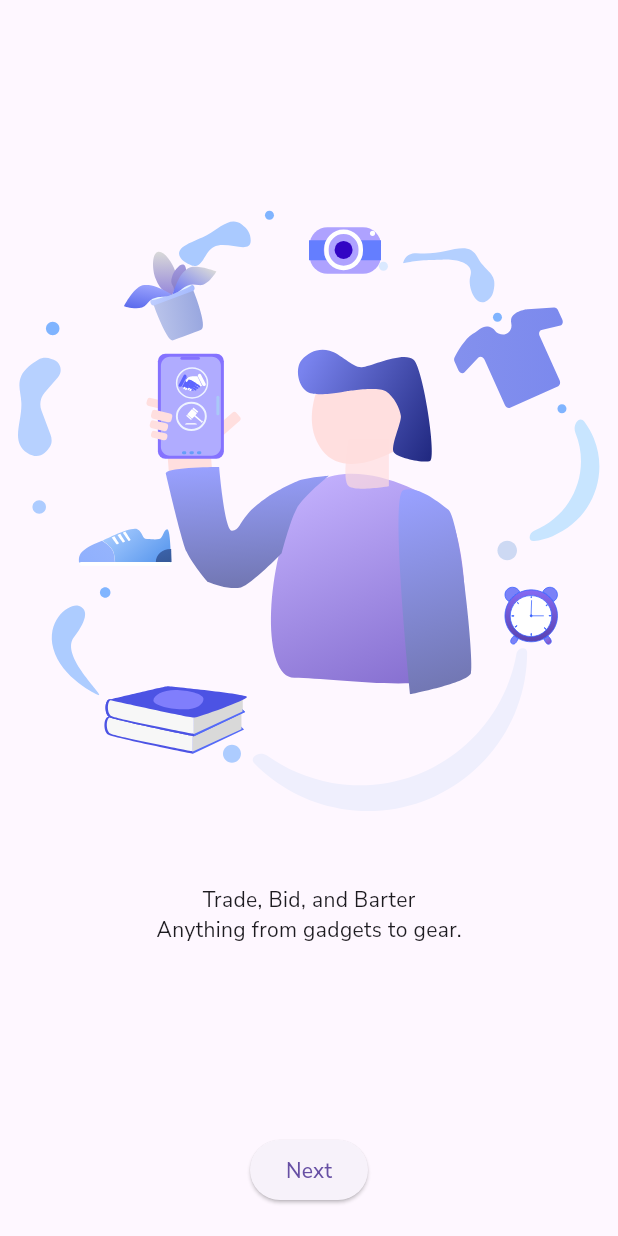
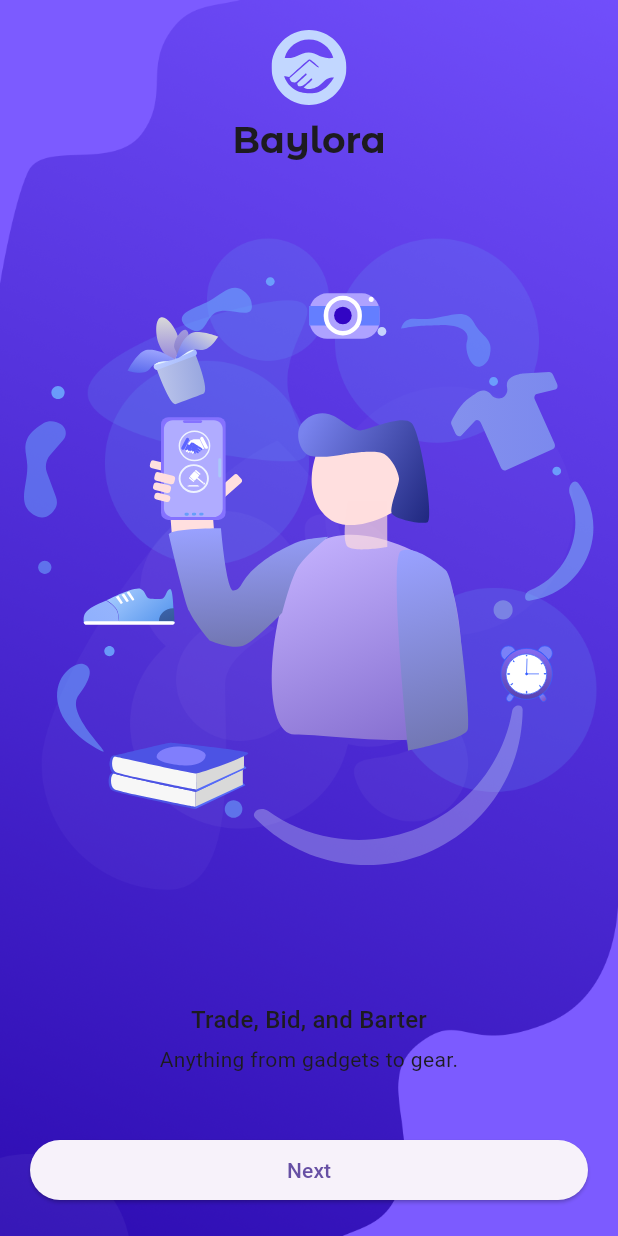
Before and after one commit to Domincee/Baylora, a Flutter app: the screen it shows after launch, on a phone screen of 412 x 824 dp. Run offline on Flutter 3.47's test engine with Material 3 defaults, Android fonts, the phone set to English and light mode, and no system bars; our stand-ins replace flutter_svg, google_fonts; project files that could hold a hidden picture were left out.

Commit message:
added pages contens,images,layout, & background img

```diff
--- a/lib/main.dart
+++ b/lib/main.dart
@@ -1,6 +1,5 @@
 import 'package:baylora_prjct/config/routes.dart';
 import 'package:flutter/material.dart';
-import 'package:google_fonts/google_fonts.dart';
 
 void main() {
   runApp(const MyApp());
@@ -15,7 +14,14 @@ class MyApp extends StatelessWidget {
       debugShowCheckedModeBanner: false,
       title: 'Flutter Demo',
       theme: ThemeData(
-        textTheme: GoogleFonts.nunitoSansTextTheme(),
+        textTheme: const TextTheme(
+          titleLarge: TextStyle(
+            fontFamily: 'MontserratAlternates',
+            fontWeight: FontWeight.bold,
+            fontSize: 24,
+          )
+
+        ),
       ),
       initialRoute: AppRoutes.onboarding,
       routes: AppRoutes.routes,
--- a/lib/models/onboarding_model.dart
+++ b/lib/models/onboarding_model.dart
@@ -2,13 +2,14 @@ class OnboardingModel {
   final String title;
   final String description;
   final String image;
-
+  final String logo;
   OnboardingModel({
     required this.title,
     required this.description,
     required this.image,
+    this.logo = "assets/images/logo.svg"
+  });
 
-  });
 
   static List<OnboardingModel> getCategories() {
     return [
@@ -18,21 +19,23 @@ class OnboardingModel {
       "Trade, Bid, and Barter",
       description:
       "Anything from gadgets to gear.",
+
       image: "assets/images/onboarding_images/onboarding_img_1.svg"),
+
 
       OnboardingModel(
       title:
       "Win the Bidding War.",
       description:
       "Bid smart, act fast, and secure the winning deal before time runs out.",
-      image: "assets/images/onboarding_images/onboarding_img_2.svg"),
+      image: "assets/images/onboarding_images/onboarding_img_2.png"),
 
       OnboardingModel(
       title:
       "Your Items Are Currency",
       description:
       "Turn your unused gear into purchasing power. Offer straight swaps or add cash to win the bid.",
-      image: "assets/images/onboarding_images/onboarding_img_3.svg"),
+      image: "assets/images/onboarding_images/onboarding_img_3.png"),
     ];
   }
 }
--- a/lib/screens/onboarding/onboarding_screen.dart
+++ b/lib/screens/onboarding/onboarding_screen.dart
@@ -2,7 +2,6 @@ import 'package:baylora_prjct/config/routes.dart';
 import 'package:baylora_prjct/models/onboarding_model.dart';
 import 'package:flutter/material.dart';
 import 'package:flutter_svg/svg.dart';
-
 
 class OnboardingScreen extends StatefulWidget {
   const OnboardingScreen({super.key});
@@ -31,21 +30,75 @@ class _OnboardingScreenState extends State<OnboardingScreen> {
     final data = OnboardingModel.getCategories();
 
     return Scaffold(
-      body: Column(
+      body: Container(
+        decoration: const BoxDecoration(
+          image: DecorationImage(
+            image: AssetImage("assets/images/onboarding_images/onboarding_bg1.png"),
+            fit: BoxFit.cover,
+          ),
+        ),
+        child: SafeArea(
+          child: Column(
             children: [
+              // PAGEVIEW
               Expanded(
                 child: PageView.builder(
                   controller: _pageController,
                   itemCount: data.length,
                   itemBuilder: (context, index) {
                     final item = data[index];
-                return Column(
-                  mainAxisAlignment: MainAxisAlignment.center,
+                    return Padding(
+                      padding: const EdgeInsets.symmetric(horizontal: 16, vertical: 20),
+                      child: Column(
                         children: [
-                    Padding(padding: EdgeInsets.all(3), child: SvgPicture.asset(item.image),),
-                    Text(item.title),
-                    Text(item.description),
+                          // Logo + App Name
+                          Column(
+                            children: [
+                              SvgPicture.asset(item.logo, height: 50),
+                              const SizedBox(height: 8),
+                              Text(
+                                "Baylora",
+                                style: Theme.of(context).textTheme.titleLarge,
+                              ),
                             ],
+                          ),
+
+                          const SizedBox(height: 16),
+
+                          // Main image
+                          Expanded(
+                            child: item.image.toLowerCase().endsWith('.svg')
+                                ? SvgPicture.asset(
+                                    item.image,
+                                    fit: BoxFit.contain,
+                                    width: double.infinity,
+                                  )
+                                : Image.asset(
+                                    item.image,
+                                    fit: BoxFit.contain,
+                                    width: double.infinity,
+                                  ),
+                          ),
+
+                          const SizedBox(height: 16),
+
+                          Column(
+                            children: [
+                              Text(
+                                item.title,
+                                style: Theme.of(context).textTheme.titleMedium,
+                                textAlign: TextAlign.center,
+                              ),
+                              const SizedBox(height: 4),
+                              Text(
+                                item.description,
+                                style: Theme.of(context).textTheme.bodyMedium,
+                                textAlign: TextAlign.center,
+                              ),
+                            ],
+                          ),
+                        ],
+                      ),
                     );
                   },
                 ),
@@ -54,12 +107,13 @@ class _OnboardingScreenState extends State<OnboardingScreen> {
               // BOTTOM BUTTON
               Padding(
                 padding: const EdgeInsets.all(20.0),
+                child: SizedBox(
+                  width: double.infinity,
                   child: ElevatedButton(
                     onPressed: () {
                       if (currentIndex == data.length - 1) {
                         // LAST PAGE → GO TO MAIN
-                  Navigator.pushReplacementNamed(
-                      context, AppRoutes.main);
+                        Navigator.pushReplacementNamed(context, AppRoutes.main);
                       } else {
                         // NEXT PAGE
                         _pageController.nextPage(
@@ -73,7 +127,10 @@ class _OnboardingScreenState extends State<OnboardingScreen> {
                     ),
                   ),
                 ),
+              ),
             ],
+          ),
+        ),
       ),
     );
   }
```
Also changed, not shown: pubspec.yaml (+35 -13 lines), assets/fonts/body/NunitoSans-VariableFont_YTLC,opsz,wdth,wght.ttf (added), assets/fonts/logo/MontserratAlternates-Bold.ttf (added), assets/fonts/logo/MontserratAlternates-ExtraBold.ttf (added), assets/fonts/logo/MontserratAlternates-Regular.ttf (added), assets/fonts/title/Poppins-Bold.ttf (added), assets/fonts/title/Poppins-ExtraBold.ttf (added), assets/fonts/title/Poppins-Light.ttf (added), assets/fonts/title/Poppins-Medium.ttf (added), assets/fonts/title/Poppins-Regular.ttf (added), assets/fonts/title/Poppins-SemiBold.ttf (added), assets/images/onboarding_images/onboarding_bg1.png (added), assets/images/onboarding_images/onboarding_img_2.png (added), assets/images/onboarding_images/onboarding_img_2.svg (deleted), 2 more files, 1 other file. Lines whose indentation alone changed are shown as unchanged.
